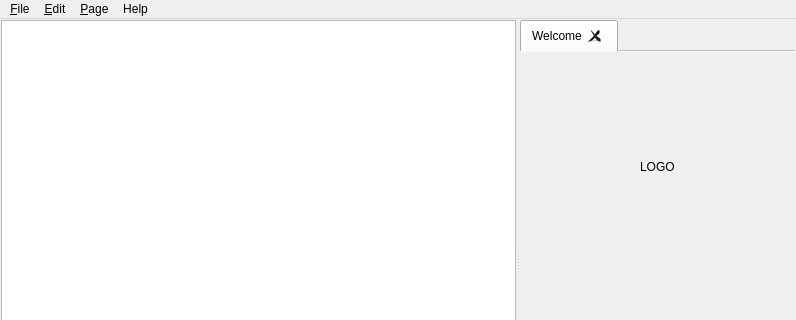
First picture: the form in src/MainWindow.ui, repository MagicalTux/tpleditor, before the edit; both pictures show x 0 to 796 and y 0 to 320 of the 796 by 523 pixel window.
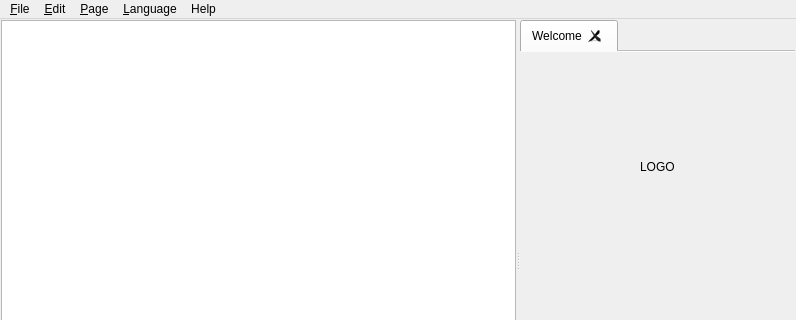
Second picture: the form after the edit. Icons and pictures are not drawn. Custom widgets are drawn as their Qt base class.

Commit message: added lang menu

Diff of the .ui file:
```diff
--- a/src/MainWindow.ui
+++ b/src/MainWindow.ui
@@ -210,9 +210,18 @@
     <addaction name="action_AboutTemplatesEditor"/>
     <addaction name="action_AboutQt"/>
    </widget>
+   <widget class="QMenu" name="menu_Language">
+    <property name="title">
+     <string>&amp;Language</string>
+    </property>
+    <addaction name="action_English"/>
+    <addaction name="action_French"/>
+    <addaction name="action_Japanese"/>
+   </widget>
    <addaction name="menu_File"/>
    <addaction name="menu_Edit"/>
    <addaction name="menuPage"/>
+   <addaction name="menu_Language"/>
    <addaction name="menuHelp"/>
   </widget>
   <widget class="QStatusBar" name="statusbar"/>
```
Left out of the diff: 26 changed lines with no effect on the pictures. The commit also changes 4 other files.
